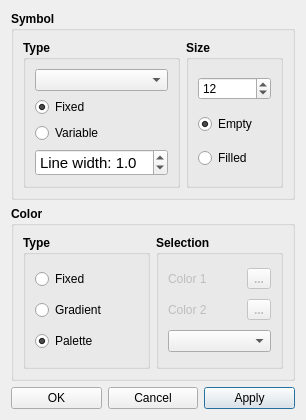
Above: RepTate/gui/markerSettings.ui from jorge-ramirez-upm/RepTate before the change. Below: the same form after it.
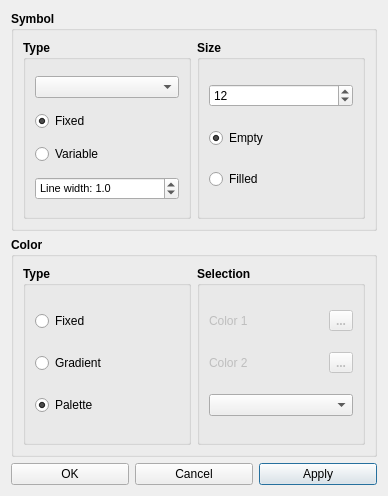
That is the form after the change. Icons and pictures are not drawn.

```diff
--- a/RepTate/gui/markerSettings.ui
+++ b/RepTate/gui/markerSettings.ui
@@ -6,8 +6,8 @@
    <rect>
     <x>0</x>
     <y>0</y>
-    <width>306</width>
-    <height>420</height>
+    <width>388</width>
+    <height>496</height>
    </rect>
   </property>
   <property name="windowTitle">
@@ -91,7 +91,7 @@
           <widget class="QDoubleSpinBox" name="spinBoxLineW">
            <property name="font">
             <font>
-             <pointsize>11</pointsize>
+             <pointsize>8</pointsize>
              <weight>50</weight>
              <bold>false</bold>
             </font>
```
